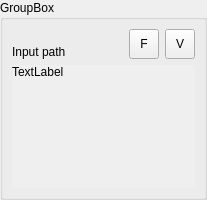
Before: the Qt Designer form iVS3D/src/iVS3D-core/view/infowidget.ui in iVS3D/iVS3D, drawn with Qt 5.
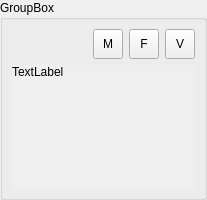
After: the same form once the commit is applied.

What changed in the file:
```diff
--- a/iVS3D/src/iVS3D-core/view/infowidget.ui
+++ b/iVS3D/src/iVS3D-core/view/infowidget.ui
@@ -67,7 +67,7 @@
            </sizepolicy>
           </property>
           <property name="text">
-           <string>Input path</string>
+           <string/>
           </property>
           <property name="alignment">
            <set>Qt::AlignBottom|Qt::AlignLeading|Qt::AlignLeft</set>
@@ -87,6 +87,19 @@
           </property>
          </spacer>
         </item>
+        <item>
+         <widget class="QToolButton" name="toolButton_meta">
+          <property name="minimumSize">
+           <size>
+            <width>30</width>
+            <height>30</height>
+           </size>
+          </property>
+          <property name="text">
+           <string>M</string>
+          </property>
+         </widget>
+        </item>
         <item>
          <widget class="QToolButton" name="toolButton_folder">
           <property name="minimumSize">
```
Left out of the diff: 4 changed lines with no effect on the pictures.
